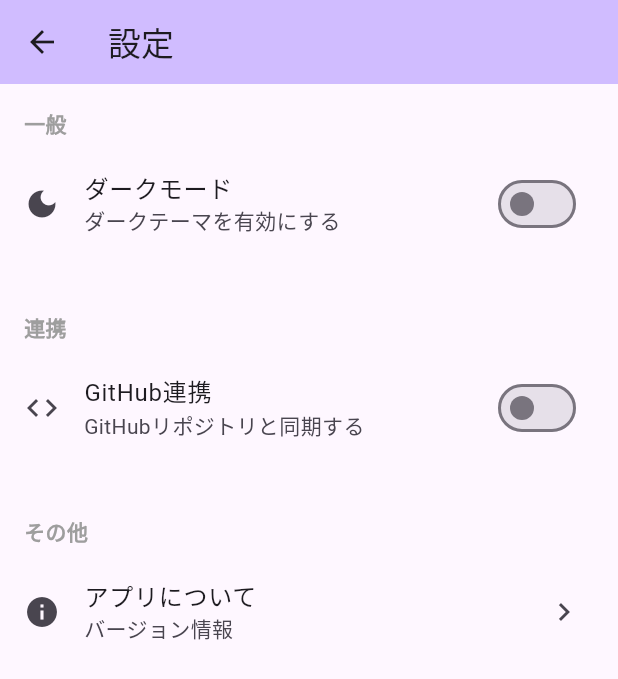
After one commit to pkshimizu/daily-record, a Flutter app: the screen it shows after launch, after a tap on the "chevron right" icon, after a tap on the "settings" icon, on a phone screen of 412 x 824 dp. The commit adds this screen. Shown: the top 679 px of the screen. Run offline on Flutter 3.47's test engine with Material 3 defaults, Android fonts, the phone set to English and light mode, and no system bars; our stand-ins replace sqflite, table_calendar; accounts and stored records are empty.

Commit message:
設定ページを新規作成し、ダークモードの切り替え機能を追加しました。また、SQLiteを使用して設定を保存するためのデータソースとリポジトリを実装しました。さらに、アプリのメイン画面に設定ページへのナビゲーションを追加しました。

```diff
--- /dev/null
+++ b/daily_record/lib/data/datasources/settings_local_datasource.dart
@@ -0,0 +1,57 @@
+import 'package:path/path.dart';
+import 'package:sqflite/sqflite.dart';
+
+class SettingsLocalDataSource {
+  static Database? _database;
+
+  Future<Database> get database async {
+    if (_database != null) return _database!;
+    _database = await _initDatabase();
+    return _database!;
+  }
+
+  Future<Database> _initDatabase() async {
+    String path = join(await getDatabasesPath(), 'daily_record.db');
+    return await openDatabase(path, version: 1, onCreate: _onCreate);
+  }
+
+  Future<void> _onCreate(Database db, int version) async {
+    await db.execute('''
+      CREATE TABLE settings(
+        id INTEGER PRIMARY KEY AUTOINCREMENT,
+        key TEXT UNIQUE NOT NULL,
+        value TEXT NOT NULL
+      )
+    ''');
+
+    // デフォルト設定を挿入
+    await db.insert('settings', {'key': 'dark_mode', 'value': 'false'});
+  }
+
+  Future<String?> getSetting(String key) async {
+    final db = await database;
+    final List<Map<String, dynamic>> maps = await db.query(
+      'settings',
+      where: 'key = ?',
+      whereArgs: [key],
+    );
+
+    if (maps.isNotEmpty) {
+      return maps.first['value'] as String;
+    }
+    return null;
+  }
+
+  Future<void> setSetting(String key, String value) async {
+    final db = await database;
+    await db.insert('settings', {
+      'key': key,
+      'value': value,
+    }, conflictAlgorithm: ConflictAlgorithm.replace);
+  }
+
+  Future<void> close() async {
+    final db = await database;
+    await db.close();
+  }
+}
--- /dev/null
+++ b/daily_record/lib/data/models/settings_model.dart
@@ -0,0 +1,15 @@
+class SettingsModel {
+  final int id;
+  final String key;
+  final String value;
+
+  SettingsModel({required this.id, required this.key, required this.value});
+
+  Map<String, dynamic> toMap() {
+    return {'id': id, 'key': key, 'value': value};
+  }
+
+  factory SettingsModel.fromMap(Map<String, dynamic> map) {
+    return SettingsModel(id: map['id'], key: map['key'], value: map['value']);
+  }
+}
--- /dev/null
+++ b/daily_record/lib/data/repositories/settings_repository_impl.dart
@@ -0,0 +1,19 @@
+import '../../domain/repositories/settings_repository.dart';
+import '../datasources/settings_local_datasource.dart';
+
+class SettingsRepositoryImpl implements SettingsRepository {
+  final SettingsLocalDataSource _localDataSource;
+
+  SettingsRepositoryImpl(this._localDataSource);
+
+  @override
+  Future<bool> getDarkMode() async {
+    final value = await _localDataSource.getSetting('dark_mode');
+    return value == 'true';
+  }
+
+  @override
+  Future<void> setDarkMode(bool isDarkMode) async {
+    await _localDataSource.setSetting('dark_mode', isDarkMode.toString());
+  }
+}
--- /dev/null
+++ b/daily_record/lib/domain/repositories/settings_repository.dart
@@ -0,0 +1,4 @@
+abstract class SettingsRepository {
+  Future<bool> getDarkMode();
+  Future<void> setDarkMode(bool isDarkMode);
+}
--- /dev/null
+++ b/daily_record/lib/domain/usecases/get_dark_mode_usecase.dart
@@ -0,0 +1,11 @@
+import '../repositories/settings_repository.dart';
+
+class GetDarkModeUseCase {
+  final SettingsRepository _repository;
+
+  GetDarkModeUseCase(this._repository);
+
+  Future<bool> execute() async {
+    return await _repository.getDarkMode();
+  }
+}
--- /dev/null
+++ b/daily_record/lib/domain/usecases/set_dark_mode_usecase.dart
@@ -0,0 +1,11 @@
+import '../repositories/settings_repository.dart';
+
+class SetDarkModeUseCase {
+  final SettingsRepository _repository;
+
+  SetDarkModeUseCase(this._repository);
+
+  Future<void> execute(bool isDarkMode) async {
+    await _repository.setDarkMode(isDarkMode);
+  }
+}
--- a/daily_record/lib/main.dart
+++ b/daily_record/lib/main.dart
@@ -1,8 +1,15 @@
 import 'package:flutter/material.dart';
 import 'package:intl/date_symbol_data_local.dart';
+import 'package:provider/provider.dart';
 import 'package:table_calendar/table_calendar.dart';
 
+import 'data/datasources/settings_local_datasource.dart';
+import 'data/repositories/settings_repository_impl.dart';
 import 'day_detail_page.dart';
+import 'domain/usecases/get_dark_mode_usecase.dart';
+import 'domain/usecases/set_dark_mode_usecase.dart';
+import 'presentation/providers/settings_provider.dart';
+import 'settings_page.dart';
 
 Future<void> main() async {
   WidgetsFlutterBinding.ensureInitialized();
@@ -15,12 +22,70 @@ class MyApp extends StatelessWidget {
 
   @override
   Widget build(BuildContext context) {
-    return MaterialApp(
-      title: 'Daily Record',
-      theme: ThemeData(
-        colorScheme: ColorScheme.fromSeed(seedColor: Colors.blue),
-      ),
-      home: const BlankPage(),
+    return MultiProvider(
+      providers: [
+        Provider<SettingsLocalDataSource>(
+          create: (_) => SettingsLocalDataSource(),
+        ),
+        Provider<SettingsRepositoryImpl>(
+          create:
+              (context) => SettingsRepositoryImpl(
+                context.read<SettingsLocalDataSource>(),
+              ),
+        ),
+        Provider<GetDarkModeUseCase>(
+          create:
+              (context) =>
+                  GetDarkModeUseCase(context.read<SettingsRepositoryImpl>()),
+        ),
+        Provider<SetDarkModeUseCase>(
+          create:
+              (context) =>
+                  SetDarkModeUseCase(context.read<SettingsRepositoryImpl>()),
+        ),
+        ChangeNotifierProvider<SettingsProvider>(
+          create:
+              (context) => SettingsProvider(
+                context.read<GetDarkModeUseCase>(),
+                context.read<SetDarkModeUseCase>(),
+              ),
+        ),
+      ],
+      child: const MyAppContent(),
+    );
+  }
+}
+
+class MyAppContent extends StatefulWidget {
+  const MyAppContent({super.key});
+
+  @override
+  State<MyAppContent> createState() => _MyAppContentState();
+}
+
+class _MyAppContentState extends State<MyAppContent> {
+  @override
+  void initState() {
+    super.initState();
+    // アプリ起動時にダークモード設定を読み込み
+    WidgetsBinding.instance.addPostFrameCallback((_) {
+      context.read<SettingsProvider>().loadDarkMode();
+    });
+  }
+
+  @override
+  Widget build(BuildContext context) {
+    return Consumer<SettingsProvider>(
+      builder: (context, settingsProvider, child) {
+        return MaterialApp(
+          title: 'Daily Record',
+          theme:
+              settingsProvider.isDarkMode
+                  ? ThemeData.dark()
+                  : ThemeData.light(),
+          home: const BlankPage(),
+        );
+      },
     );
   }
 }
@@ -33,8 +98,14 @@ class BlankPage extends StatefulWidget {
 }
 
 class _BlankPageState extends State<BlankPage> {
-  DateTime _focusedDay = DateTime.now();
+  late DateTime _focusedDay;
   DateTime? _selectedDay;
+
+  @override
+  void initState() {
+    super.initState();
+    _focusedDay = DateTime.now();
+  }
 
   void _onDaySelected(DateTime selectedDay, DateTime focusedDay) {
     setState(() {
@@ -57,6 +128,17 @@ class _BlankPageState extends State<BlankPage> {
       appBar: AppBar(
         title: const Text('Daily Record'),
         backgroundColor: Theme.of(context).colorScheme.inversePrimary,
+        actions: [
+          IconButton(
+            icon: const Icon(Icons.settings),
+            onPressed: () {
+              Navigator.push(
+                context,
+                MaterialPageRoute(builder: (context) => const SettingsPage()),
+              );
+            },
+          ),
+        ],
       ),
       body: Padding(
         padding: const EdgeInsets.all(16.0),
--- /dev/null
+++ b/daily_record/lib/presentation/providers/settings_provider.dart
@@ -0,0 +1,46 @@
+import 'package:flutter/foundation.dart';
+
+import '../../domain/usecases/get_dark_mode_usecase.dart';
+import '../../domain/usecases/set_dark_mode_usecase.dart';
+
+class SettingsProvider extends ChangeNotifier {
+  final GetDarkModeUseCase _getDarkModeUseCase;
+  final SetDarkModeUseCase _setDarkModeUseCase;
+
+  bool _isDarkMode = false;
+  bool _isLoading = false;
+
+  SettingsProvider(this._getDarkModeUseCase, this._setDarkModeUseCase);
+
+  bool get isDarkMode => _isDarkMode;
+  bool get isLoading => _isLoading;
+
+  Future<void> loadDarkMode() async {
+    _isLoading = true;
+    notifyListeners();
+
+    try {
+      _isDarkMode = await _getDarkModeUseCase.execute();
+    } catch (e) {
+      // エラーハンドリング
+      debugPrint('Failed to load dark mode setting: $e');
+    } finally {
+      _isLoading = false;
+      notifyListeners();
+    }
+  }
+
+  Future<void> toggleDarkMode() async {
+    _isDarkMode = !_isDarkMode;
+    notifyListeners();
+
+    try {
+      await _setDarkModeUseCase.execute(_isDarkMode);
+    } catch (e) {
+      // エラーが発生した場合は元に戻す
+      _isDarkMode = !_isDarkMode;
+      notifyListeners();
+      debugPrint('Failed to save dark mode setting: $e');
+    }
+  }
+}
--- /dev/null
+++ b/daily_record/lib/settings_page.dart
@@ -0,0 +1,149 @@
+import 'package:flutter/material.dart';
+import 'package:provider/provider.dart';
+
+import 'presentation/providers/settings_provider.dart';
+
+class SettingsPage extends StatefulWidget {
+  const SettingsPage({super.key});
+
+  @override
+  State<SettingsPage> createState() => _SettingsPageState();
+}
+
+class _SettingsPageState extends State<SettingsPage> {
+  bool _githubSync = false;
+
+  @override
+  Widget build(BuildContext context) {
+    return Scaffold(
+      appBar: AppBar(
+        title: const Text('設定'),
+        backgroundColor: Theme.of(context).colorScheme.inversePrimary,
+        leading: IconButton(
+          icon: const Icon(Icons.arrow_back),
+          onPressed: () => Navigator.pop(context),
+        ),
+      ),
+      body: Consumer<SettingsProvider>(
+        builder: (context, settingsProvider, child) {
+          return ListView(
+            children: [
+              // 一般セクション
+              _buildSectionHeader('一般'),
+              _buildSwitchTile(
+                title: 'ダークモード',
+                subtitle: 'ダークテーマを有効にする',
+                value: settingsProvider.isDarkMode,
+                onChanged: (value) {
+                  settingsProvider.toggleDarkMode();
+                },
+                icon: Icons.dark_mode,
+              ),
+
+              const SizedBox(height: 20),
+
+              // 連携セクション
+              _buildSectionHeader('連携'),
+              _buildSwitchTile(
+                title: 'GitHub連携',
+                subtitle: 'GitHubリポジトリと同期する',
+                value: _githubSync,
+                onChanged: (value) {
+                  setState(() {
+                    _githubSync = value;
+                  });
+                },
+                icon: Icons.code,
+              ),
+
+              const SizedBox(height: 20),
+
+              // その他のセクション
+              _buildSectionHeader('その他'),
+              _buildListTile(
+                title: 'アプリについて',
+                subtitle: 'バージョン情報',
+                icon: Icons.info,
+                onTap: () {
+                  _showAboutDialog();
+                },
+              ),
+            ],
+          );
+        },
+      ),
+    );
+  }
+
+  Widget _buildSectionHeader(String title) {
+    return Padding(
+      padding: const EdgeInsets.fromLTRB(16, 16, 16, 8),
+      child: Text(
+        title,
+        style: const TextStyle(
+          fontSize: 14,
+          fontWeight: FontWeight.bold,
+          color: Colors.grey,
+        ),
+      ),
+    );
+  }
+
+  Widget _buildSwitchTile({
+    required String title,
+    required String subtitle,
+    required bool value,
+    required ValueChanged<bool> onChanged,
+    required IconData icon,
+  }) {
+    return ListTile(
+      leading: Icon(icon),
+      title: Text(title),
+      subtitle: Text(subtitle),
+      trailing: Switch(value: value, onChanged: onChanged),
+    );
+  }
+
+  Widget _buildListTile({
+    required String title,
+    required String subtitle,
+    required IconData icon,
+    VoidCallback? onTap,
+  }) {
+    return ListTile(
+      leading: Icon(icon),
+      title: Text(title),
+      subtitle: Text(subtitle),
+      trailing: onTap != null ? const Icon(Icons.chevron_right) : null,
+      onTap: onTap,
+    );
+  }
+
+  void _showAboutDialog() {
+    showDialog(
+      context: context,
+      builder: (BuildContext context) {
+        return AlertDialog(
+          title: const Text('アプリについて'),
+          content: const Column(
+            mainAxisSize: MainAxisSize.min,
+            crossAxisAlignment: CrossAxisAlignment.start,
+            children: [
+              Text('Daily Record'),
+              SizedBox(height: 8),
+              Text('バージョン: 1.0.0'),
+              SizedBox(height: 8),
+              Text('日々の記録を簡単に管理できるアプリです。'),
+            ],
+          ),
+          actions: [
+            TextButton(
+              onPressed: () => Navigator.pop(context),
+              child: const Text('閉じる'),
+            ),
+          ],
+        );
+      },
+    );
+  }
+}
--- a/daily_record/pubspec.yaml
+++ b/daily_record/pubspec.yaml
@@ -36,6 +36,9 @@ dependencies:
   cupertino_icons: ^1.0.8
   table_calendar: ^3.0.9
   intl: ^0.19.0
+  sqflite: ^2.3.0
+  path: ^1.8.3
+  provider: ^6.1.1
 
 dev_dependencies:
   flutter_test:
```
Also changed, not shown: daily_record/pubspec.lock, 10 other files.
